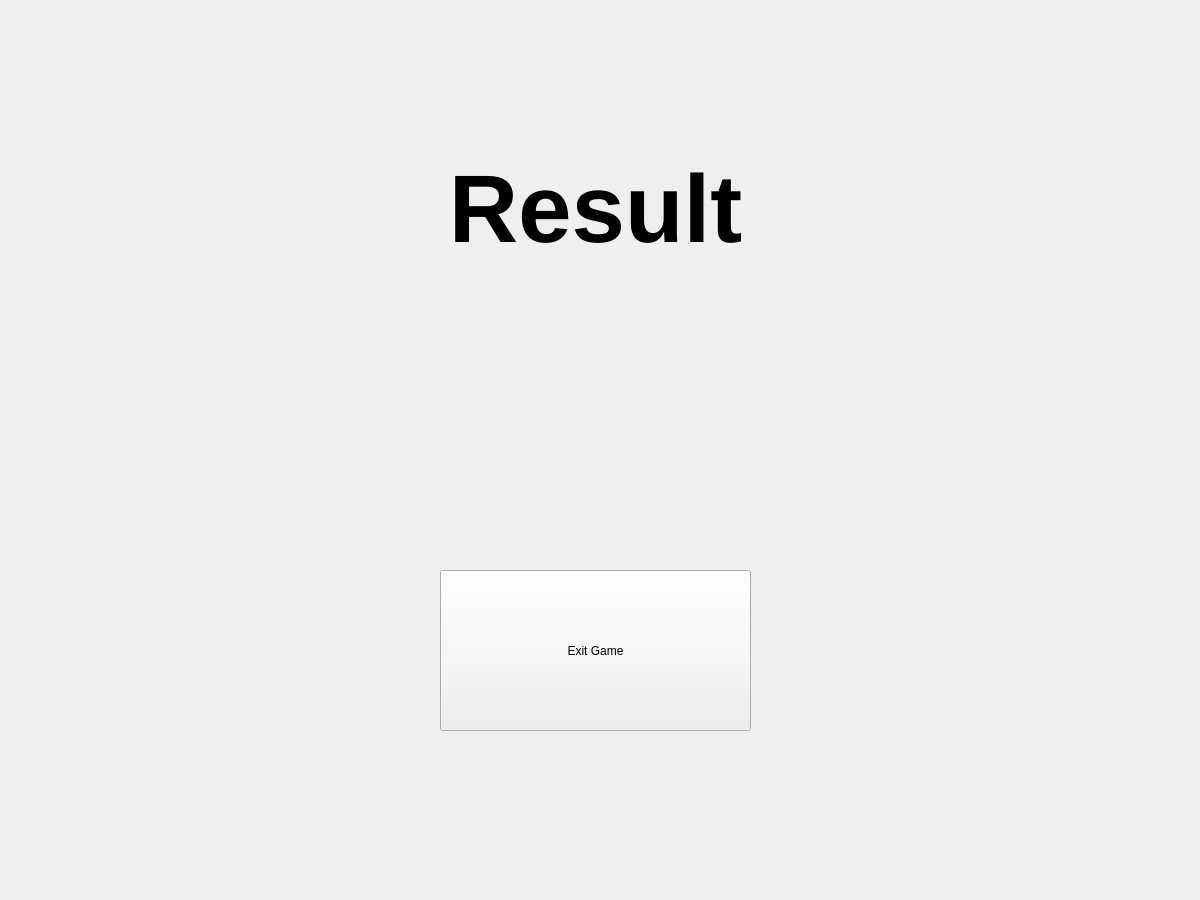
tglane/asteroids, file view2D/EndWindow.ui: the form before one commit.
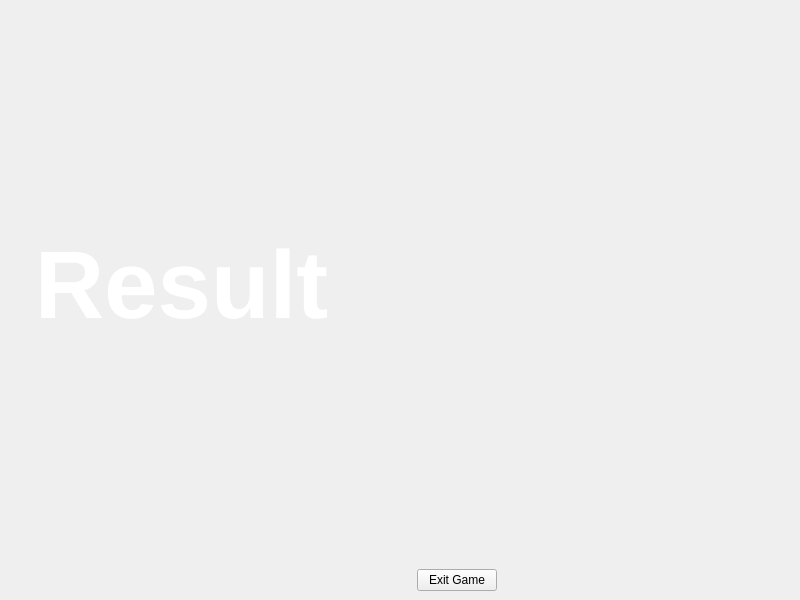
The form after the commit.

Patch:
```diff
--- a/view2D/EndWindow.ui
+++ b/view2D/EndWindow.ui
@@ -6,8 +6,8 @@
    <rect>
     <x>0</x>
     <y>0</y>
-    <width>1200</width>
-    <height>900</height>
+    <width>800</width>
+    <height>600</height>
    </rect>
   </property>
   <property name="windowTitle">
@@ -17,40 +17,74 @@
    <property name="layoutDirection">
     <enum>Qt::LeftToRight</enum>
    </property>
-   <widget class="QPushButton" name="ExitGame">
-    <property name="geometry">
-     <rect>
-      <x>440</x>
-      <y>570</y>
-      <width>311</width>
-      <height>161</height>
-     </rect>
-    </property>
-    <property name="autoFillBackground">
-     <bool>false</bool>
-    </property>
-    <property name="text">
-     <string>Exit Game</string>
-    </property>
-    <property name="checkable">
-     <bool>false</bool>
-    </property>
-    <property name="autoDefault">
-     <bool>false</bool>
-    </property>
-    <property name="flat">
-     <bool>false</bool>
-    </property>
-   </widget>
+   <layout class="QGridLayout" name="gridLayout">
+    <item row="0" column="4">
+     <spacer name="verticalSpacer_2">
+      <property name="orientation">
+       <enum>Qt::Vertical</enum>
+      </property>
+      <property name="sizeHint" stdset="0">
+       <size>
+        <width>20</width>
+        <height>171</height>
+       </size>
+      </property>
+     </spacer>
+    </item>
+    <item row="3" column="4">
+     <spacer name="horizontalSpacer_2">
+      <property name="orientation">
+       <enum>Qt::Horizontal</enum>
+      </property>
+      <property name="sizeType">
+       <enum>QSizePolicy::Preferred</enum>
+      </property>
+      <property name="sizeHint" stdset="0">
+       <size>
+        <width>288</width>
+        <height>20</height>
+       </size>
+      </property>
+     </spacer>
+    </item>
+    <item row="1" column="2" colspan="3">
+     <widget class="QGraphicsView" name="Image">
+      <property name="styleSheet">
+       <string notr="true">background-color: transparent</string>
+      </property>
+     </widget>
+    </item>
+    <item row="2" column="4">
+     <spacer name="verticalSpacer">
+      <property name="orientation">
+       <enum>Qt::Vertical</enum>
+      </property>
+      <property name="sizeHint" stdset="0">
+       <size>
+        <width>20</width>
+        <height>170</height>
+       </size>
+      </property>
+     </spacer>
+    </item>
+    <item row="3" column="0">
+     <spacer name="horizontalSpacer">
+      <property name="orientation">
+       <enum>Qt::Horizontal</enum>
+      </property>
+      <property name="sizeType">
+       <enum>QSizePolicy::Preferred</enum>
+      </property>
+      <property name="sizeHint" stdset="0">
+       <size>
+        <width>288</width>
+        <height>20</height>
+       </size>
+      </property>
+     </spacer>
+    </item>
+    <item row="1" column="0" colspan="2">
    <widget class="QLabel" name="ResultLabel">
-    <property name="geometry">
-     <rect>
-      <x>340</x>
-      <y>110</y>
-      <width>511</width>
-      <height>201</height>
-     </rect>
-    </property>
     <property name="font">
      <font>
       <pointsize>48</pointsize>
@@ -67,6 +101,9 @@
     <property name="acceptDrops">
      <bool>false</bool>
     </property>
+      <property name="styleSheet">
+       <string notr="true">color: white</string>
+      </property>
     <property name="text">
      <string>&lt;html&gt;&lt;head/&gt;&lt;body&gt;&lt;p align=&quot;center&quot;&gt;&lt;span style=&quot; font-size:72pt;&quot;&gt;Result&lt;/span&gt;&lt;/p&gt;&lt;/body&gt;&lt;/html&gt;</string>
     </property>
@@ -74,6 +111,33 @@
      <set>Qt::AlignCenter</set>
     </property>
    </widget>
+    </item>
+    <item row="3" column="3">
+     <widget class="QPushButton" name="ExitGame">
+      <property name="sizePolicy">
+       <sizepolicy hsizetype="Fixed" vsizetype="Fixed">
+        <horstretch>0</horstretch>
+        <verstretch>0</verstretch>
+       </sizepolicy>
+      </property>
+      <property name="autoFillBackground">
+       <bool>false</bool>
+      </property>
+      <property name="text">
+       <string>Exit Game</string>
+      </property>
+      <property name="checkable">
+       <bool>false</bool>
+      </property>
+      <property name="autoDefault">
+       <bool>false</bool>
+      </property>
+      <property name="flat">
+       <bool>false</bool>
+      </property>
+     </widget>
+    </item>
+   </layout>
   </widget>
  </widget>
  <resources/>
```
Lines whose indentation alone changed are shown as unchanged.
